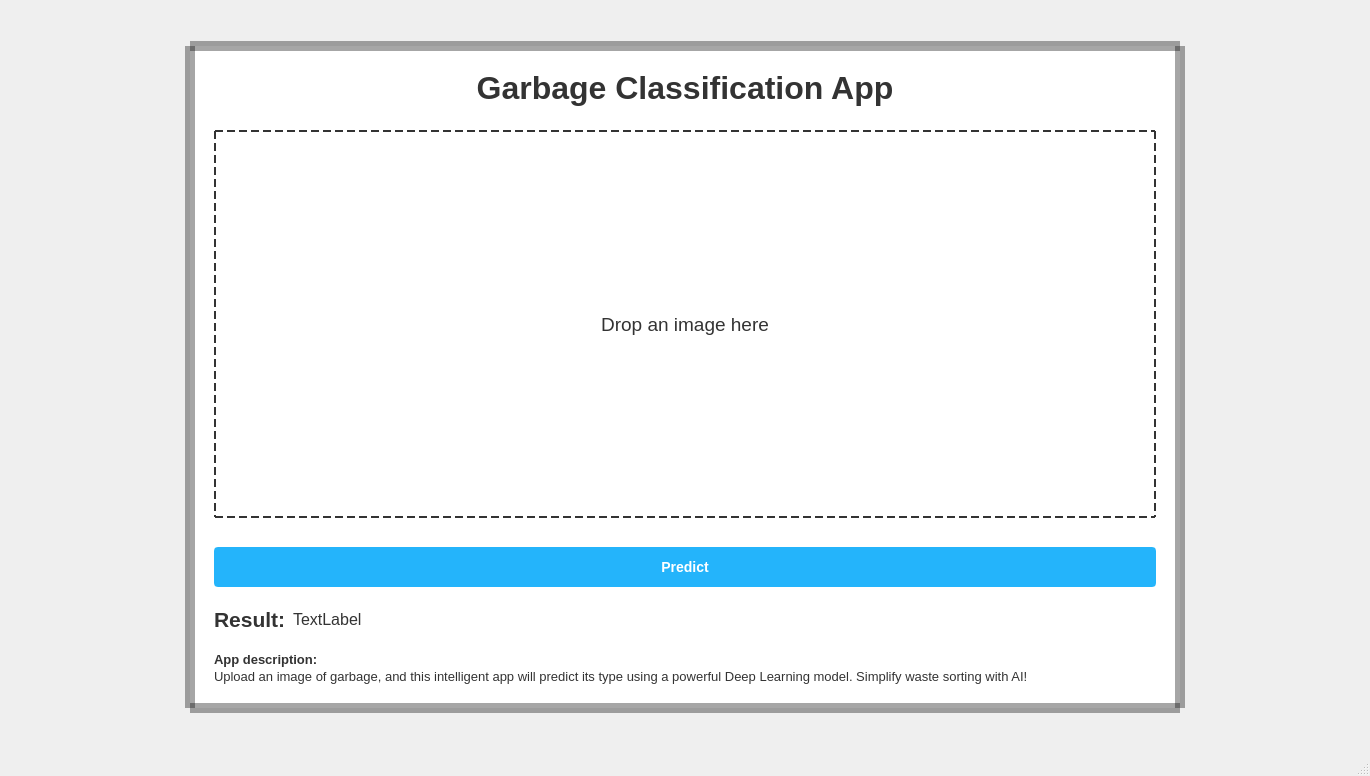
First picture: the form in ui/classify.ui, repository minhluquang/Garbage-Classification, before the edit.
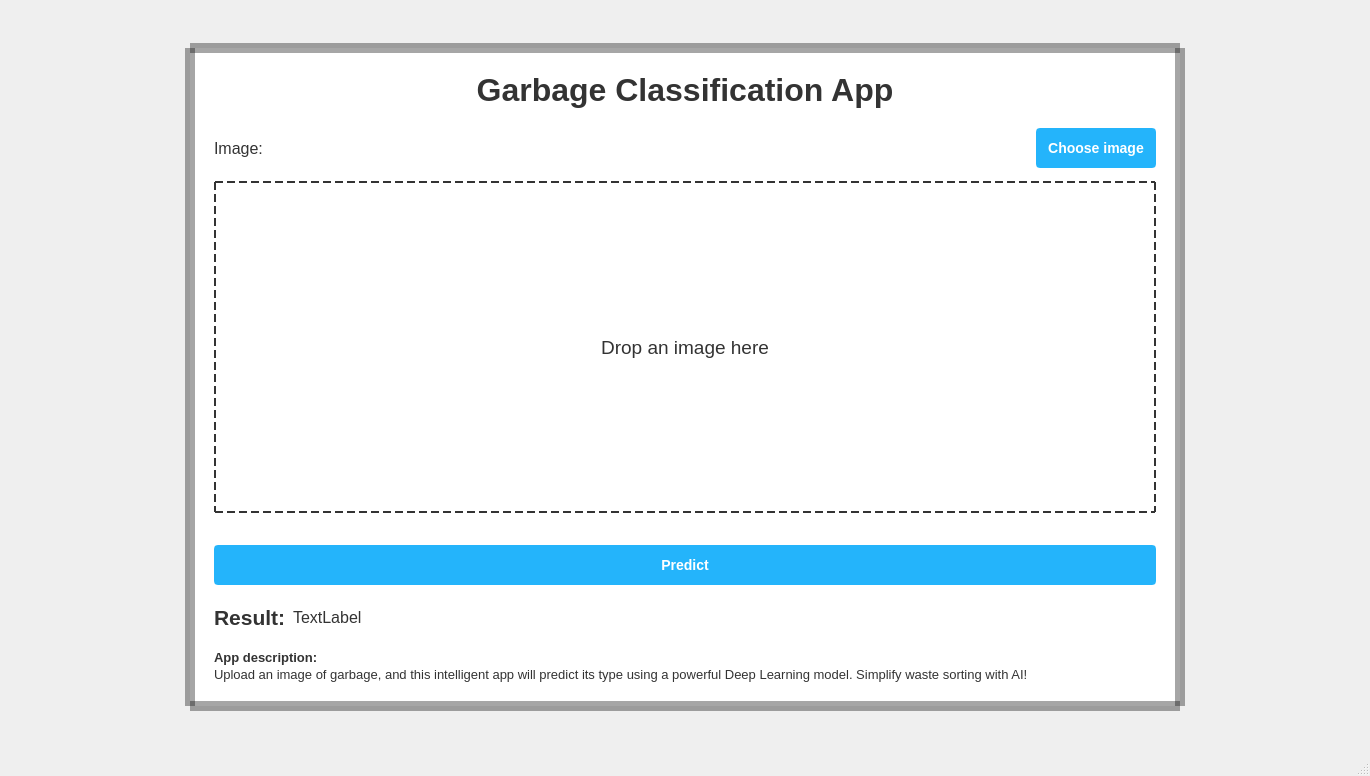
Second picture: the form after the edit. Icons and pictures are not drawn.

```diff
--- a/ui/classify.ui
+++ b/ui/classify.ui
@@ -40,7 +40,6 @@
 	border-image: url(assets/img/background.png);
 }
 
-
 /* Set background for widget */
 #widget {
     background-color: #fff;
@@ -73,10 +72,27 @@
 }
 
 #lbl_image {
-	margin-top: 4px;
+	margin-top: 10px;
 	border: 2px dashed #333;
 	margin-bottom: 8px;
 }
+
+#input_path {
+	padding: 4px;
+	height: 24px;
+	outline: none;
+	border: 1px solid #333;
+	border-radius: 4px;
+	background-color: #fff;
+}
+
+#lbl_path {
+	
+}
+
+#btn_img {
+	margin: 0px!important;
+}
 </string>
   </property>
   <widget class="QWidget" name="centralwidget">
@@ -162,12 +178,48 @@
            <property name="spacing">
             <number>3</number>
            </property>
+           <item>
+            <layout class="QHBoxLayout" name="horizontalLayout_3">
+             <item>
+              <widget class="QLabel" name="lbl_path">
+               <property name="font">
+                <font>
+                 <pointsize>12</pointsize>
+                </font>
+               </property>
+               <property name="text">
+                <string>Image: </string>
+               </property>
+              </widget>
+             </item>
+             <item>
+              <spacer name="horizontalSpacer_6">
+               <property name="orientation">
+                <enum>Qt::Horizontal</enum>
+               </property>
+               <property name="sizeHint" stdset="0">
+                <size>
+                 <width>40</width>
+                 <height>20</height>
+                </size>
+               </property>
+              </spacer>
+             </item>
+             <item>
+              <widget class="QPushButton" name="btn_img">
+               <property name="text">
+                <string>Choose image</string>
+               </property>
+              </widget>
+             </item>
+            </layout>
+           </item>
            <item>
             <widget class="QLabel" name="lbl_image">
              <property name="minimumSize">
               <size>
-               <width>400</width>
-               <height>400</height>
+               <width>350</width>
+               <height>350</height>
               </size>
              </property>
              <property name="font">
```
